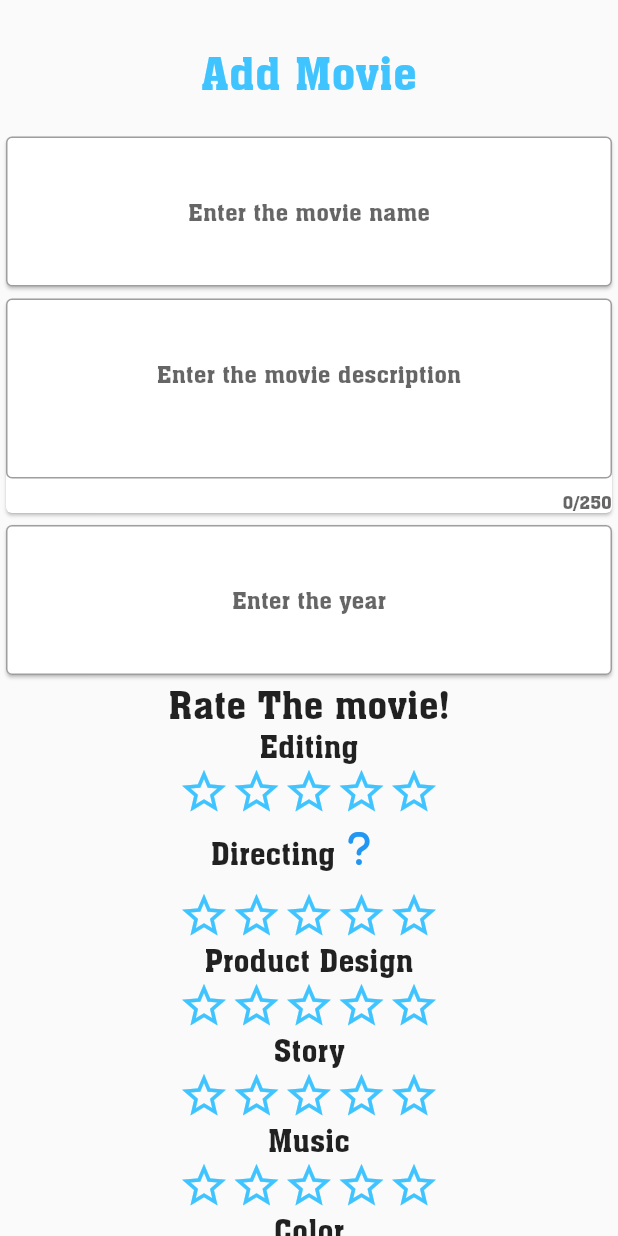
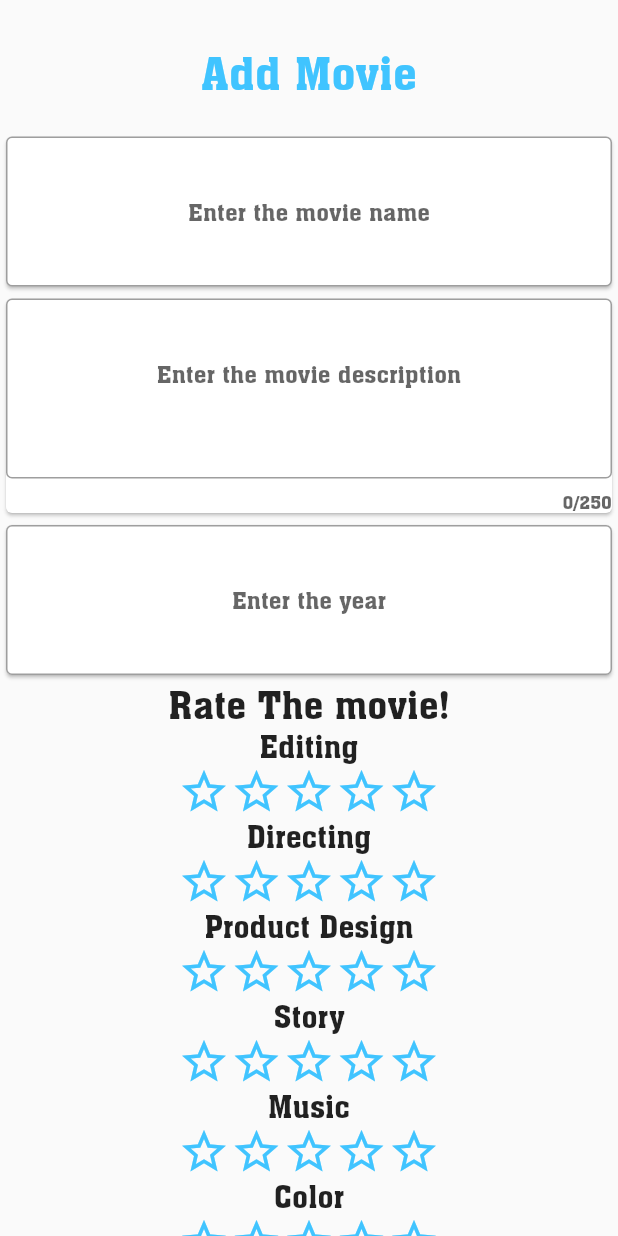
Before and after one commit to remre/movie_rater_app, a Flutter app: the AddMovie screen opened by its route, on a phone screen of 412 x 824 dp. Run offline on Flutter 3.47's test engine with Material 2 defaults, Android fonts, the light colour scheme and no system bars; drawn by our look-alikes of flutter_rating_bar; our stand-ins replace cloud_firestore, email_validator, firebase_auth, firebase_core, font_awesome_flutter, modal_progress_hud_nsn; accounts and stored records are empty.

Commit message:
question mark is commented add movie section and movie list page added to readme

```diff
--- a/lib/add_movie.dart
+++ b/lib/add_movie.dart
@@ -200,13 +200,14 @@ class _AddMovieState extends State<AddMovie> {
                   children: [
 
                     StarTexts('Directing',),
-                    IconButton(
-                      color: Colors.blue,
-                      alignment: Alignment.topLeft,
-                      onPressed: (){}, icon: FaIcon(
-
-
-                      FontAwesomeIcons.question,size: 25,), tooltip: 'Edinting adada',),
+                    // IconButton(
+                    //   color: Colors.blue,
+                    //   alignment: Alignment.topLeft,
+                    //   onPressed: (){},
+                    //   icon: FaIcon(
+                    //   FontAwesomeIcons.question,size: 25,)
+                    //   , tooltip: 'Edinting adada',
+                    // ),
                   ],
                 ),
                 RatingBar(
```
Also changed, not shown: 1 other file.
